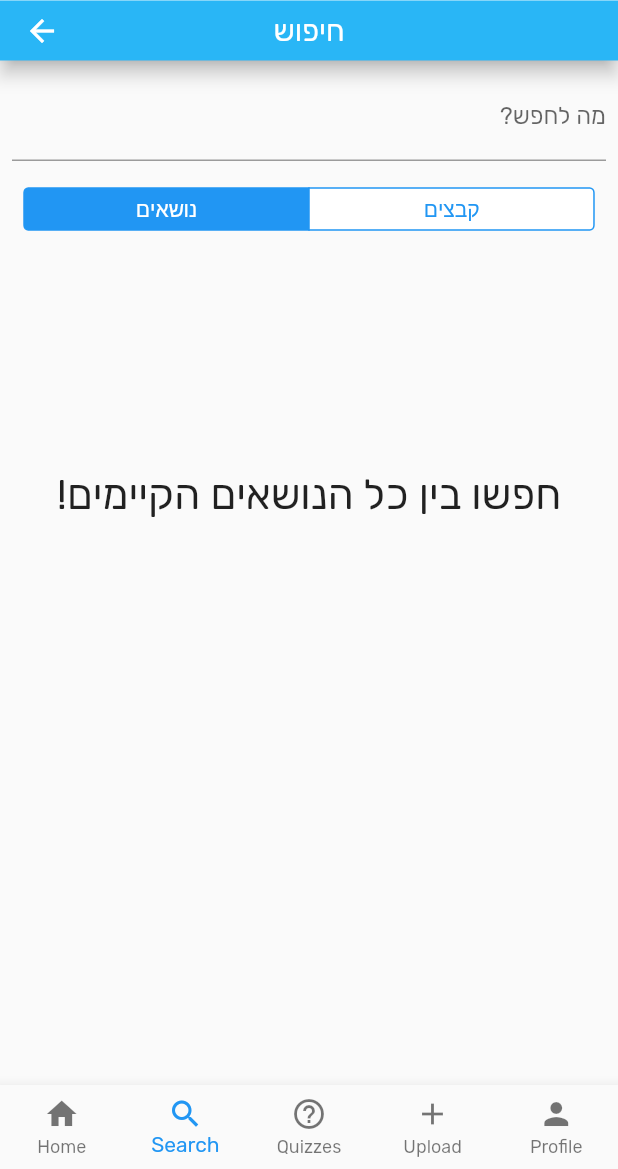
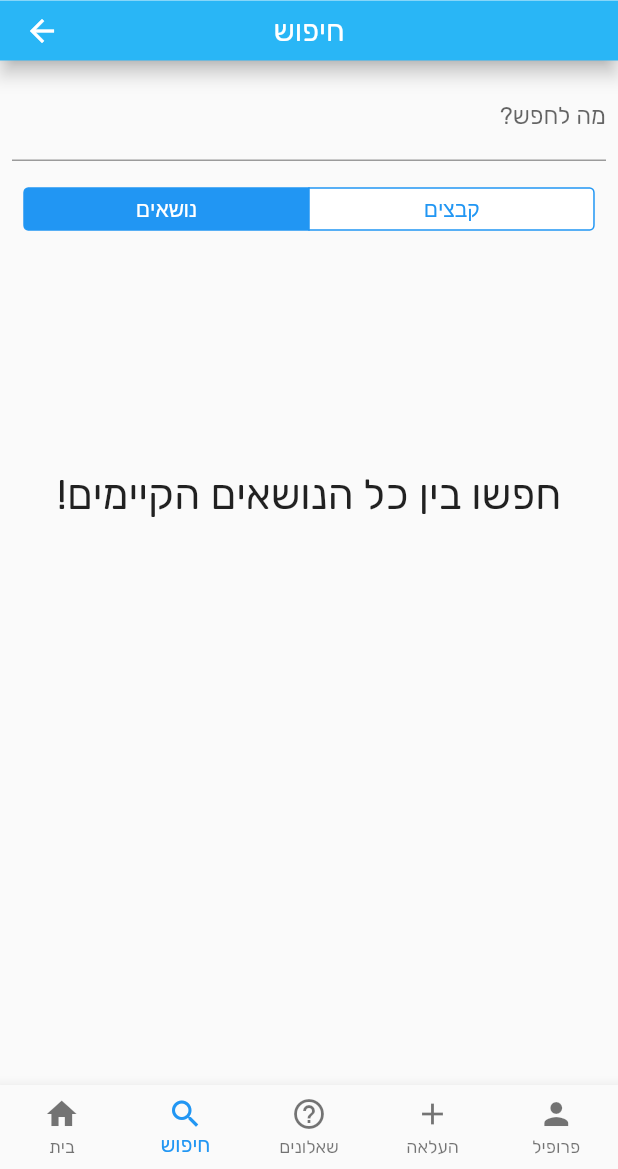
Before and after one commit to GefenHajaj/FinalProject, a Flutter app: the HomePage screen opened by its route, item 2 of the bottom bar chosen, on a phone screen of 412 x 824 dp, the part 67-1236 px from its top. Run offline on Flutter 3.47's test engine with Material 2 defaults, Android fonts, the phone set to English and light mode, and no system bars; our stand-ins replace auto_size_text, file_picker, flutter_calendar_carousel, open_file; missing offline and left inert: flutter_mailer; accounts and stored records are empty; network calls fail; Roboto replaces fonts that are missing (Montserrat).

Commit message:
updated code comments

```diff
--- a/Frontend/bcademy/lib/api.dart
+++ b/Frontend/bcademy/lib/api.dart
@@ -1,3 +1,7 @@
+/// This file manages the communication of the app with the server.
+/// It includes all the functions needed to get/post info from/to the server.
+/// Developer: Gefen Hajaj
+
 import 'dart:convert';
 import 'dart:async';
 import 'dart:io';
@@ -41,10 +45,14 @@ class Api {
       return Test(
           pk: testPk,
           subject: subject,
-          dateCreated: DateTime.utc(int.parse(dateCreatedUtc[0]),
-              int.parse(dateCreatedUtc[1]), int.parse(dateCreatedUtc[2])),
-          dateTaken: DateTime.utc(int.parse(dateTakenUtc[0]),
-              int.parse(dateTakenUtc[1]), int.parse(dateTakenUtc[2])),
+          dateCreated: DateTime.utc(
+              int.parse(dateCreatedUtc[0]),
+              int.parse(dateCreatedUtc[1]), int.parse(dateCreatedUtc[2])
+          ),
+          dateTaken: DateTime.utc(
+              int.parse(dateTakenUtc[0]),
+              int.parse(dateTakenUtc[1]), int.parse(dateTakenUtc[2])
+          ),
           smallTopicsPks: testInfo['small_topics'].cast<int>(),
           icon: Data.getIcon(subject.name),
           millisecondsStudy: testInfo['study_time']
@@ -71,7 +79,8 @@ class Api {
 
     } else {
       print(
-          "Something went wrong with getting all tests. Try to check the server.");
+          "Something went wrong with getting all tests. "
+              "Try to check the server.");
       return null;
     }
   }
@@ -85,7 +94,8 @@ class Api {
 
     } else {
       print(
-          "Something went wrong with getting small topic (pk) $smallTopicPk. Check the server.");
+          "Something went wrong with getting small topic "
+              "(pk) $smallTopicPk. Check the server.");
       return null;
     }
   }
@@ -104,7 +114,8 @@ class Api {
       return smallTopics;
     } else {
       print(
-          "Something went wrong with getting all topics for test (pk) $testPk. Check the server.");
+          "Something went wrong with getting all topics "
+              "for test (pk) $testPk. Check the server.");
       return null;
     }
   }
@@ -253,7 +264,8 @@ class Api {
     }
   }
 
-  /// Search for files and docs on the cloud and get results - your files and others'!
+  /// Search for files and docs on the cloud and get results -
+  /// your files and others'!
   Future<Map> searchFiles(String search) async {
     final url = Uri.http(_url, '/bcademy/search/files/');
     var response = await http.post(url, body: json.encode({'search': search}));
@@ -335,6 +347,7 @@ class Api {
     await http.post(url, body: json.encode(postBody));
   }
 
+  /// Delete a test
   Future<void> deleteTest(int testPk) async {
     final url = Uri.http(_url, 'bcademy/tests/delete/$testPk/');
     var response = await http.get(url);
@@ -343,6 +356,7 @@ class Api {
     }
   }
 
+  /// Delete a file
   Future<void> deleteFile(int filePk) async {
     final url = Uri.http(_url, 'bcademy/files/delete/$filePk/');
     var response = await http.get(url);
@@ -351,6 +365,7 @@ class Api {
     }
   }
 
+  /// Update the time that was studied for a test
   Future<void> updateTestStudyTime(int milliseconds, int pk) async {
     final url = Uri.http(_url, 'bcademy/tests/updatetime/');
     final postBody = {'pk': pk, 'time': milliseconds};
@@ -361,8 +376,8 @@ class Api {
 /// This class saves data that's important for the entire app.
 class Data {
   static List<Subject> allSubjects;
-  static String userName = "גפן"; // remember to change this
-  static int userPk = 1; // remember to change
+  static String userName;
+  static int userPk;
 
   /// This function should be called when first opening the app.
   static void startApp() async {
--- a/Frontend/bcademy/lib/home_page.dart
+++ b/Frontend/bcademy/lib/home_page.dart
@@ -1,3 +1,6 @@
+/// The home page of the app. Every single screen is a sub-screen of this one.
+/// Developer: Gefen Hajaj
+
 import 'package:flutter/material.dart';
 import 'package:bcademy/tests_page.dart';
 import 'package:bcademy/api.dart';
@@ -73,7 +76,9 @@ class _HomePageState extends State<HomePage> {
       appBar: PreferredSize(
         preferredSize: Size.fromHeight(45.0),
         child: AppBar(
-          title: Text('BCademy', textAlign: TextAlign.center, style: TextStyle(color: Colors.black, fontFamily: 'Norican', fontSize: 30.0),),
+          title: Text('BCademy', textAlign: TextAlign.center,
+            style: TextStyle(color: Colors.black,
+                fontFamily: 'Norican', fontSize: 30.0),),
           centerTitle: true,
           elevation: 0.0,
           backgroundColor: Color(0xff80d8ff),
@@ -84,11 +89,21 @@ class _HomePageState extends State<HomePage> {
       ),
       bottomNavigationBar: BottomNavigationBar(
         items: <BottomNavigationBarItem>[
-          BottomNavigationBarItem(icon: Icon(Icons.home), title: Text('Home')),
-          BottomNavigationBarItem(icon: Icon(Icons.search), title: Text('Search')),
-          BottomNavigationBarItem(icon: Icon(Icons.help_outline), title: Text('Quizzes')),
-          BottomNavigationBarItem(icon: Icon(Icons.add), title: Text('Upload')),
-          BottomNavigationBarItem(icon: Icon(Icons.person), title: Text('Profile')),
+          BottomNavigationBarItem(
+              icon: Icon(Icons.home), title: Text('בית')
+          ),
+          BottomNavigationBarItem(
+              icon: Icon(Icons.search), title: Text('חיפוש')
+          ),
+          BottomNavigationBarItem(
+              icon: Icon(Icons.help_outline), title: Text('שאלונים')
+          ),
+          BottomNavigationBarItem(
+              icon: Icon(Icons.add), title: Text('העלאה')
+          ),
+          BottomNavigationBarItem(
+              icon: Icon(Icons.person), title: Text('פרופיל')
+          ),
         ],
         currentIndex: _selectedPageIndex,
         fixedColor: Colors.blue,
--- a/Frontend/bcademy/lib/main.dart
+++ b/Frontend/bcademy/lib/main.dart
@@ -1,3 +1,7 @@
+/// The run file. This file controls the main design of the app and the
+/// main screen.
+/// Developer: Gefen Hajaj
+
 import 'package:flutter/material.dart';
 import 'package:bcademy/home_page.dart';
 import 'package:bcademy/sign_in_page.dart';
@@ -5,7 +9,7 @@ import 'package:bcademy/sign_in_page.dart';
 /// The function that's called when we run the app
 void main() => runApp(BCademy());
 
-
+/// The main app
 class BCademy extends StatelessWidget {
   // The root of the application.
   @override
--- a/Frontend/bcademy/lib/placeholder.dart
+++ b/Frontend/bcademy/lib/placeholder.dart
@@ -1,6 +1,6 @@
 import 'package:flutter/material.dart';
 
-/// A placeholder
+/// A placeholder - not used
 Widget placeHolder(String title) {
   const _padding = EdgeInsets.all(16.0);
 
--- a/Frontend/bcademy/lib/sign_in_page.dart
+++ b/Frontend/bcademy/lib/sign_in_page.dart
@@ -5,6 +5,7 @@ import 'package:bcademy/sign_up_page.dart';
 import 'dart:async';
 import 'package:auto_size_text/auto_size_text.dart';
 
+/// Here, the user signs in to the app.
 class SignInPage extends StatefulWidget {
   const SignInPage({Key key}) : super(key: key);
 
@@ -25,6 +26,7 @@ class _SignInPageState extends State<SignInPage> {
   String userName = "";
   String password = "";
 
+  /// checks whether we can sign in
   void _trySignIn() {
     if (userName != "" && password != "") {
       _signIn();
```
Also changed, not shown: Frontend/bcademy/lib/create_new_test.dart (+31 -6 lines), Frontend/bcademy/lib/file_page.dart (+25 -9 lines), Frontend/bcademy/lib/navigator_page.dart (+21 -9 lines), Frontend/bcademy/lib/profile_page.dart (+51 -8 lines), Frontend/bcademy/lib/quiz_info_page.dart (+25 -7 lines), Frontend/bcademy/lib/quiz_page.dart (+43 -11 lines).
